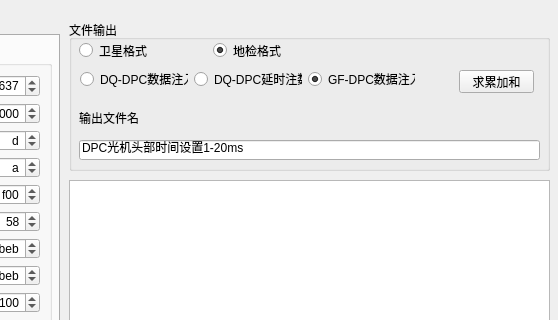
This is gui.ui in angel263wy/DQ_TCGen as Qt 5 draws it before an edit; both pictures show x 191 to 749 and y 0 to 320 of the 749 by 589 pixel window. The edited form follows.
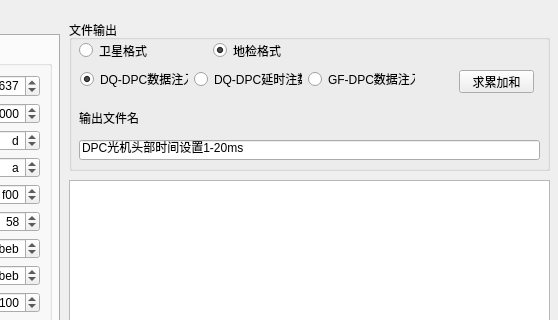
This is the edited form. The open tabs and pages were chosen to show the change.

Commit message: DQ和GF注数文件生成时，文件名增加型号的前缀避免出错

```diff
--- a/gui.ui
+++ b/gui.ui
@@ -118,7 +118,7 @@
         <string>DQ-DPC数据注入</string>
        </property>
        <property name="checked">
-        <bool>false</bool>
+        <bool>true</bool>
        </property>
       </widget>
      </item>
@@ -135,7 +135,7 @@
         <string>GF-DPC数据注入</string>
        </property>
        <property name="checked">
-        <bool>true</bool>
+        <bool>false</bool>
        </property>
       </widget>
      </item>
```
Left out of the diff: 2 changed lines with no effect on the pictures. The commit also changes 2 other files.
